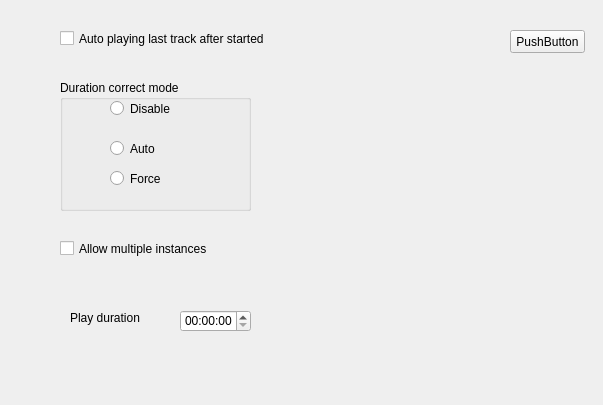
Old version of the form app/gui/dialogs/optiongeneral.ui in the repository theall/Foreplayer.
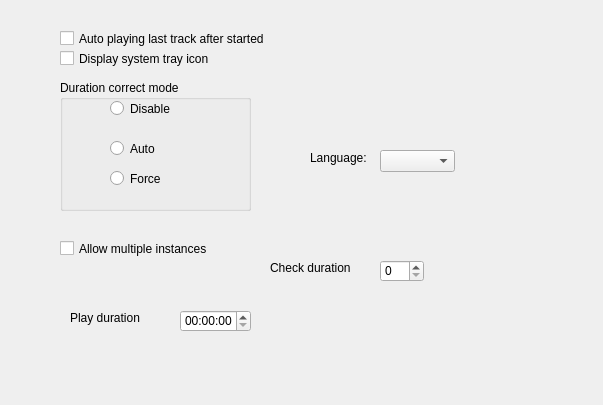
New version of the form.

Diff of the .ui file:
```diff
--- a/app/gui/dialogs/optiongeneral.ui
+++ b/app/gui/dialogs/optiongeneral.ui
@@ -13,19 +13,6 @@
   <property name="windowTitle">
    <string>Form</string>
   </property>
-  <widget class="QPushButton" name="pushButton">
-   <property name="geometry">
-    <rect>
-     <x>510</x>
-     <y>30</y>
-     <width>75</width>
-     <height>23</height>
-    </rect>
-   </property>
-   <property name="text">
-    <string>PushButton</string>
-   </property>
-  </widget>
   <widget class="QCheckBox" name="checkBox">
    <property name="geometry">
     <rect>
@@ -115,7 +102,7 @@
     <rect>
      <x>70</x>
      <y>310</y>
-     <width>141</width>
+     <width>91</width>
      <height>16</height>
     </rect>
    </property>
@@ -136,6 +123,65 @@
     <string>HH:mm:ss</string>
    </property>
   </widget>
+  <widget class="QLabel" name="label_2">
+   <property name="geometry">
+    <rect>
+     <x>310</x>
+     <y>150</y>
+     <width>61</width>
+     <height>16</height>
+    </rect>
+   </property>
+   <property name="text">
+    <string>Language:</string>
+   </property>
+  </widget>
+  <widget class="QComboBox" name="comboBox">
+   <property name="geometry">
+    <rect>
+     <x>380</x>
+     <y>150</y>
+     <width>75</width>
+     <height>22</height>
+    </rect>
+   </property>
+  </widget>
+  <widget class="QLabel" name="label_3">
+   <property name="geometry">
+    <rect>
+     <x>270</x>
+     <y>260</y>
+     <width>91</width>
+     <height>16</height>
+    </rect>
+   </property>
+   <property name="text">
+    <string>Check duration</string>
+   </property>
+  </widget>
+  <widget class="QSpinBox" name="spinBox">
+   <property name="geometry">
+    <rect>
+     <x>380</x>
+     <y>260</y>
+     <width>44</width>
+     <height>22</height>
+    </rect>
+   </property>
+  </widget>
+  <widget class="QCheckBox" name="checkBox_3">
+   <property name="geometry">
+    <rect>
+     <x>60</x>
+     <y>50</y>
+     <width>371</width>
+     <height>17</height>
+    </rect>
+   </property>
+   <property name="text">
+    <string>Display system tray icon</string>
+   </property>
+  </widget>
  </widget>
  <resources/>
  <connections/>
```
Left out of the diff: 4 changed lines with no effect on the pictures.
